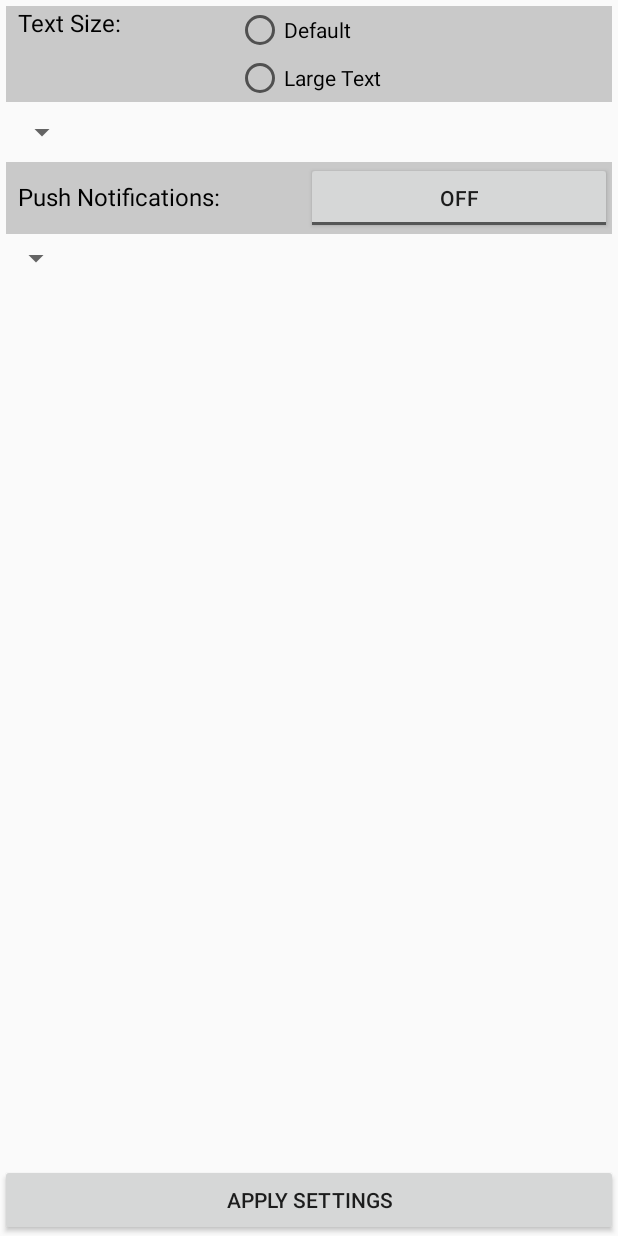
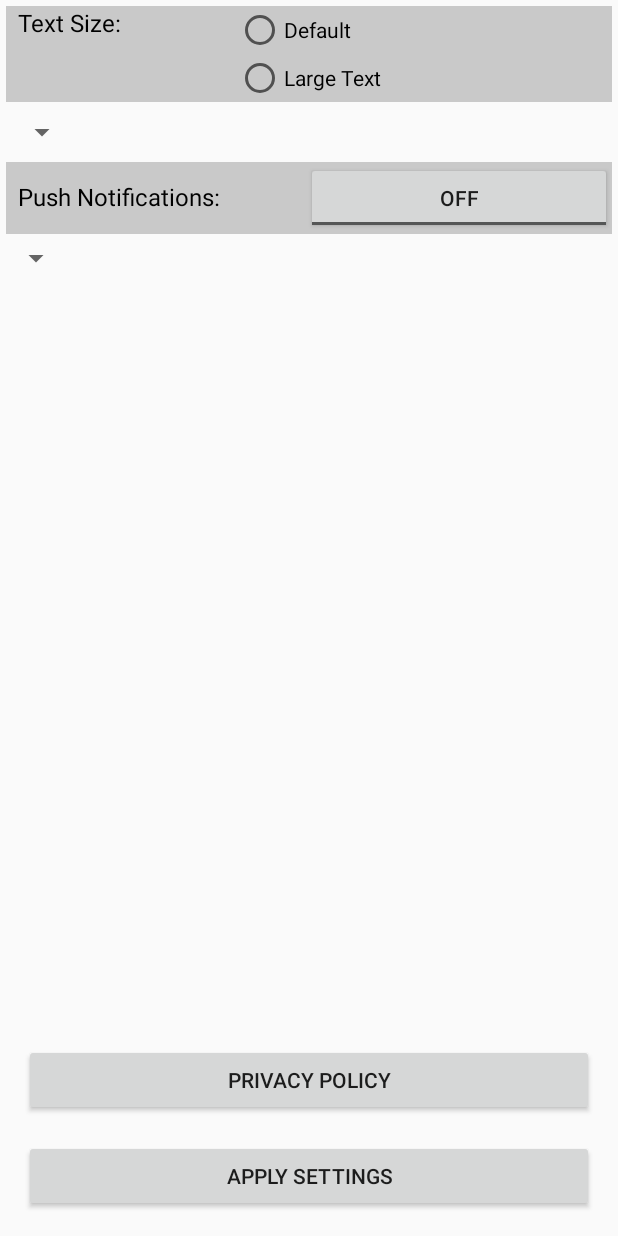
Before and after one commit to BenBehor/Carlendar, an Android app: the layout activity_popup.xml on its own in the app's theme, with its tools: preview values and no code run, on a phone screen of 412 x 824 dp. Run offline under Robolectric (Android 15) with nearby library versions, the phone set to English and light mode, and no system bars.

Commit message:
Privacy Policy update.

```diff
--- a/app/src/main/AndroidManifest.xml
+++ b/app/src/main/AndroidManifest.xml
@@ -7,7 +7,6 @@
     <uses-permission android:name="android.permission.WRITE_EXTERNAL_STORAGE" />
     <uses-permission android:name="android.permission.INTERNET" />
 
-
     <application
         android:allowBackup="true"
         android:icon="@mipmap/ic_launcher"
@@ -16,6 +15,8 @@
         android:supportsRtl="true"
         android:theme="@style/AppTheme"
         tools:ignore="GoogleAppIndexingWarning">
+        <activity android:name=".PrivacyPolicyActivity"></activity>
+
         <service
             android:name=".FirebaseMessagingService"
             android:enabled="true"
--- a/app/src/main/java/com/mac/ben/carlendar/MyDatePickerFragment.java
+++ b/app/src/main/java/com/mac/ben/carlendar/FragmentDatePicker.java
@@ -8,7 +8,7 @@ import android.widget.Toast;
 import androidx.fragment.app.DialogFragment;
 import java.util.Calendar;
 
-public class MyDatePickerFragment extends DialogFragment {
+public class FragmentDatePicker extends DialogFragment {
     @Override
     public Dialog onCreateDialog(Bundle savedInstanceState) {
 
--- a/app/src/main/java/com/mac/ben/carlendar/MainActivity.java
+++ b/app/src/main/java/com/mac/ben/carlendar/MainActivity.java
@@ -115,7 +115,7 @@ public class MainActivity extends AppCompatActivity {
     }
 
     public void showDatePicker(View v) {
-        DialogFragment newFragment = new MyDatePickerFragment();
+        DialogFragment newFragment = new FragmentDatePicker();
         newFragment.show(getSupportFragmentManager(), "date picker");
     }
 
--- a/app/src/main/res/layout/activity_popup.xml
+++ b/app/src/main/res/layout/activity_popup.xml
@@ -1,6 +1,7 @@
 <?xml version="1.0" encoding="utf-8"?>
 <RelativeLayout xmlns:android="http://schemas.android.com/apk/res/android"
     xmlns:tools="http://schemas.android.com/tools"
+    xmlns:app="http://schemas.android.com/apk/res-auto"
     android:orientation="vertical"
     android:layout_width="match_parent"
     android:layout_height="match_parent"
@@ -47,7 +48,6 @@
             android:layout_width="wrap_content"
             android:layout_height="wrap_content" />
 
-
     <LinearLayout
         android:id="@+id/push_notifications_settings_layout"
         android:layout_below="@id/background_spinner"
@@ -57,7 +57,6 @@
         android:layout_width="match_parent"
         android:layout_height="wrap_content">
 
-
         <TextView
             android:layout_marginStart="8dp"
             android:text="Push Notifications:"
@@ -66,7 +65,6 @@
             android:textSize="16sp"
             android:layout_width="wrap_content"
             android:layout_height="wrap_content" />
-
 
         <ToggleButton
             android:id="@+id/toggle_settings_btn"
@@ -78,18 +76,29 @@
 
 
     <Spinner
+        android:id="@+id/spinner_push"
         android:layout_below="@id/push_notifications_settings_layout"
         android:spinnerMode="dialog"
-        android:id="@+id/spinner_push"
         android:layout_width="wrap_content"
         android:layout_height="wrap_content" />
 
     <Button
-        android:id="@+id/apply_settings_btn"
-        android:layout_alignParentBottom="true"
-        android:text="Apply Settings"
+        android:id="@+id/privacy_policy_btn"
+        android:layout_above="@+id/apply_settings_btn"
+        android:layout_marginStart="16dp"
+        android:layout_marginEnd="16dp"
+        android:text="Privacy Policy"
         android:layout_width="match_parent"
         android:layout_height="wrap_content" />
 
 
+        <Button
+            android:id="@+id/apply_settings_btn"
+            android:layout_alignParentBottom="true"
+            android:text="Apply Settings"
+            android:layout_margin="16dp"
+            android:layout_width="match_parent"
+            android:layout_height="wrap_content" />
+
+
 </RelativeLayout>
```
Also changed, not shown: app/build.gradle (+9 -1 lines), app/src/main/java/com/mac/ben/carlendar/PrivacyPolicyActivity.java (added, +19 -0 lines), app/src/main/java/com/mac/ben/carlendar/SettingsActivity.java (+14 -0 lines), app/src/main/res/layout/activity_privacy_policy.xml (added, +16 -0 lines).
